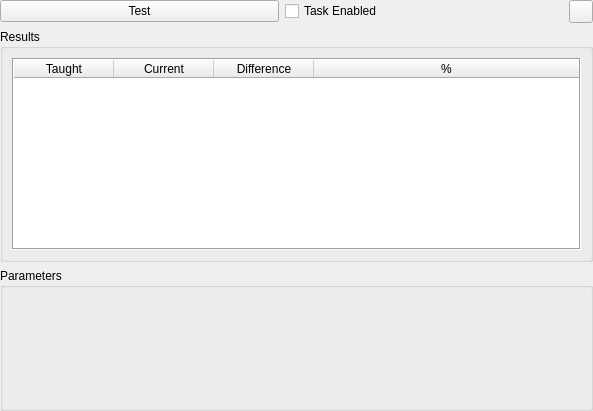
Above: AcfSln/Include/iqtipr/CColorPatternComparatorGuiComp.ui from ImagingTools/AcfPublic before the change. Below: the same form after it.
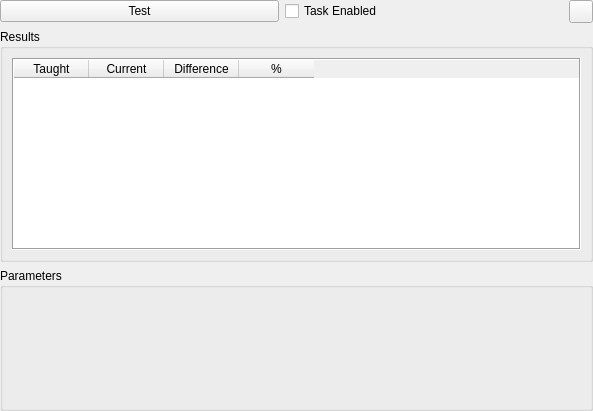
That is the form after the change. Icons and pictures are not drawn.

Commit message: ui form corrected

Patch:
```diff
--- a/AcfSln/Include/iqtipr/CColorPatternComparatorGuiComp.ui
+++ b/AcfSln/Include/iqtipr/CColorPatternComparatorGuiComp.ui
@@ -98,7 +98,7 @@
       <item>
        <widget class="QTableWidget" name="ColorTable">
         <property name="sizePolicy">
-         <sizepolicy hsizetype="Expanding" vsizetype="Maximum">
+         <sizepolicy hsizetype="Expanding" vsizetype="Preferred">
           <horstretch>0</horstretch>
           <verstretch>0</verstretch>
          </sizepolicy>
@@ -106,6 +106,12 @@
         <property name="frameShape">
          <enum>QFrame::Box</enum>
         </property>
+        <property name="verticalScrollBarPolicy">
+         <enum>Qt::ScrollBarAsNeeded</enum>
+        </property>
+        <property name="horizontalScrollBarPolicy">
+         <enum>Qt::ScrollBarAlwaysOff</enum>
+        </property>
         <property name="editTriggers">
          <set>QAbstractItemView::NoEditTriggers</set>
         </property>
@@ -130,8 +136,8 @@
         <attribute name="horizontalHeaderCascadingSectionResizes">
          <bool>true</bool>
         </attribute>
-        <attribute name="horizontalHeaderStretchLastSection">
-         <bool>true</bool>
+        <attribute name="horizontalHeaderDefaultSectionSize">
+         <number>75</number>
         </attribute>
         <attribute name="verticalHeaderDefaultSectionSize">
          <number>24</number>
```
